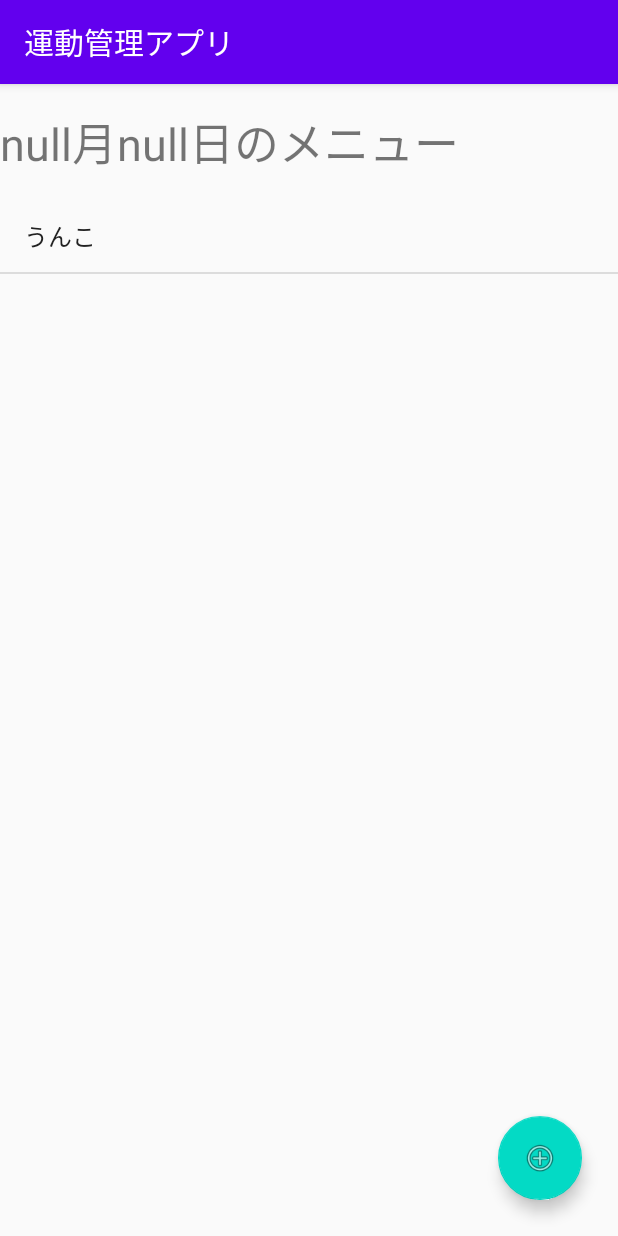
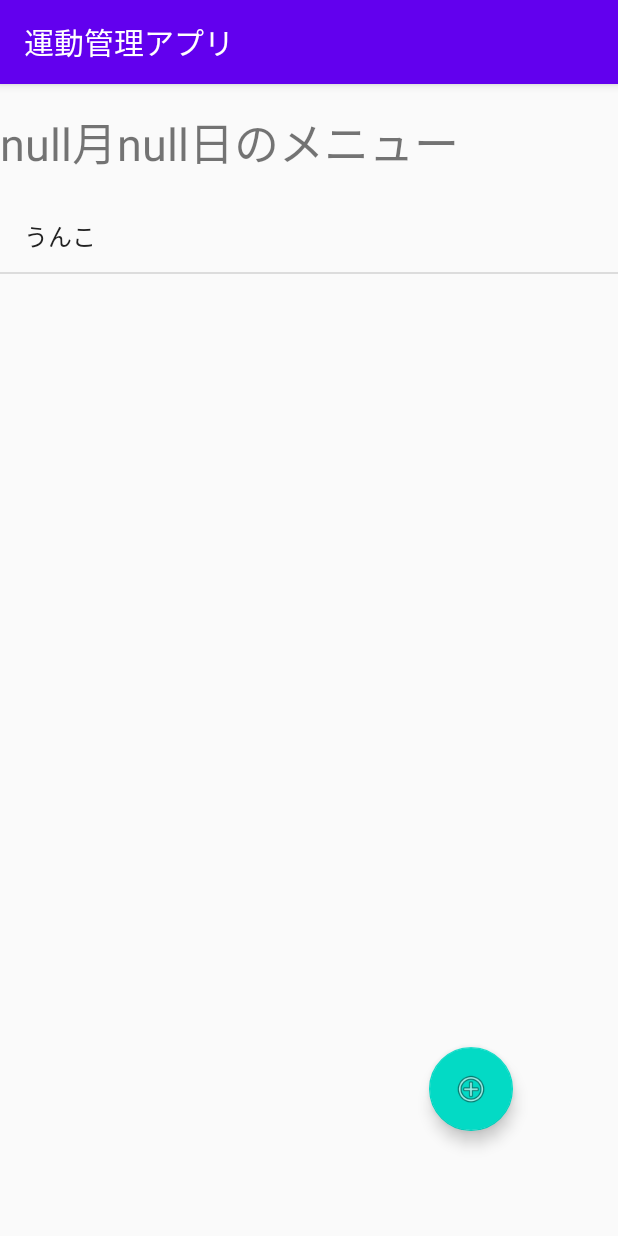
Before and after one commit to tanisige2929/undokanriapuri, an Android app: the CalendarDayActivity screen opened directly, with no data from a screen before it, on a phone screen of 412 x 824 dp. Run offline under Robolectric (Android 15) with nearby library versions, the phone set to English and light mode, and no system bars; 4 statements that could not run were skipped.

Commit message:
おほほ

```diff
--- a/app/src/main/java/com/example/ExerciseApplication/CalendarDayActivity.java
+++ b/app/src/main/java/com/example/ExerciseApplication/CalendarDayActivity.java
@@ -4,19 +4,20 @@ import androidx.appcompat.app.AppCompatActivity;
 
 import android.content.Intent;
 import android.database.sqlite.SQLiteDatabase;
-import android.database.sqlite.SQLiteStatement;
 import android.os.Bundle;
 import android.view.View;
 import android.widget.ArrayAdapter;
+import android.widget.Button;
 import android.widget.ListView;
 import android.widget.TextView;
+
+import com.google.android.material.floatingactionbutton.FloatingActionButton;
 
 import java.text.ParseException;
 import java.text.SimpleDateFormat;
 import java.util.ArrayList;
 import java.util.Date;
 import java.util.Locale;
-import java.util.logging.SimpleFormatter;
 
 public class CalendarDayActivity extends AppCompatActivity {
 
@@ -67,5 +68,16 @@ public class CalendarDayActivity extends AppCompatActivity {
         ArrayAdapter adapter = new ArrayAdapter<>(this, android.R.layout.simple_list_item_activated_1, data);
         ListView listView = (ListView)findViewById(R.id.listview);
         listView.setAdapter(adapter);
+
+        FloatingActionButton plusButton = findViewById(R.id.plusbutton);
+        plusButton.setOnClickListener(new View.OnClickListener() {
+            @Override
+            public void onClick(View v) {
+                CalendarDialogFragment dialogfragment = new CalendarDialogFragment(CalendarDayActivity.this);
+                dialogfragment.show(getSupportFragmentManager(), "CalendarDialogFragment");
+            }
+        });
     }
+    /*private class ListItemClickListener implements AdapterView.OnItemClickListener {
+    }*/
 }
--- a/app/src/main/res/layout/activity_calendar_day.xml
+++ b/app/src/main/res/layout/activity_calendar_day.xml
@@ -45,11 +45,11 @@
         app:layout_constraintTop_toBottomOf="@+id/_dynamic" />
 
     <com.google.android.material.floatingactionbutton.FloatingActionButton
-        android:id="@+id/floatingActionButton"
+        android:id="@+id/plusbutton"
         android:layout_width="wrap_content"
         android:layout_height="wrap_content"
-        android:layout_marginEnd="24dp"
-        android:layout_marginBottom="24dp"
+        android:layout_marginEnd="70dp"
+        android:layout_marginBottom="70dp"
         android:clickable="true"
         app:layout_constraintBottom_toBottomOf="parent"
         app:layout_constraintEnd_toEndOf="parent"
--- a/app/src/main/res/values/strings.xml
+++ b/app/src/main/res/values/strings.xml
@@ -10,4 +10,8 @@
     <string name="todaymenutitle">本日のメニュー</string>
     <string name="completemenu">完了したメニュー</string>
     <string name="calendarmenu">●月●日のメニュー</string>
+    <string name="daialogtitle1">運動メニューの登録</string>
+    <string name="dialogmessage">運動メニュー名を入力してね</string>
+    <string name="dialogok">決定</string>
+    <string name="dialogcancel">キャンセル</string>
 </resources>
```
Also changed, not shown: app/src/main/java/com/example/ExerciseApplication/CalendarDialogFragment.java (added, +51 -0 lines).
